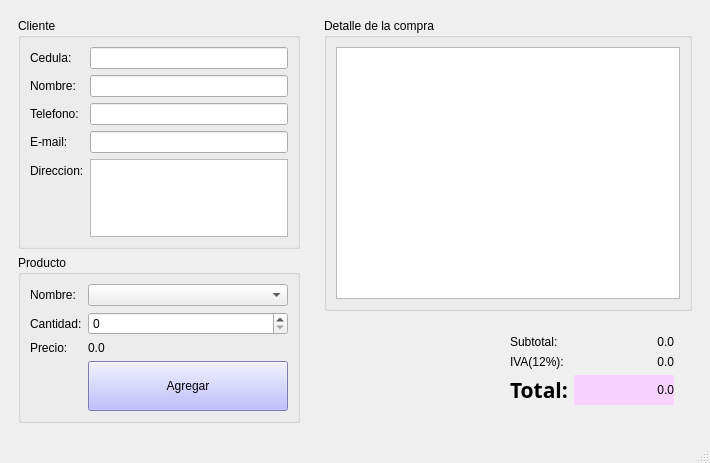
Above: tienda.ui from cletoxWTF/P59-QT_TIENDA before the change. Below: the same form after it.
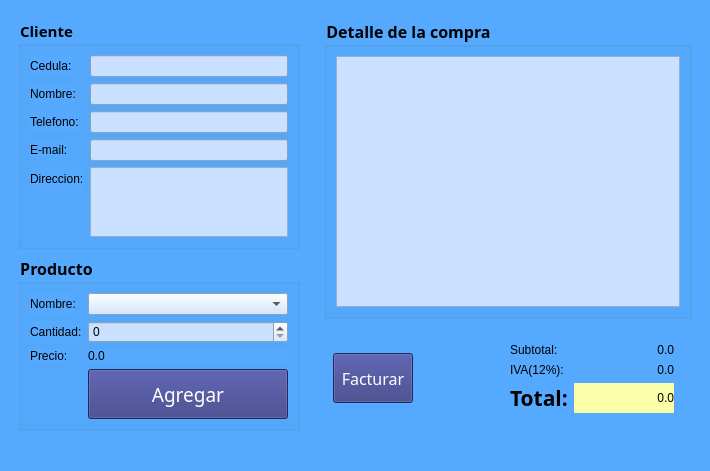
That is the form after the change. Icons and pictures are not drawn.

```diff
--- a/tienda.ui
+++ b/tienda.ui
@@ -13,6 +13,13 @@
   <property name="windowTitle">
    <string>Tienda</string>
   </property>
+  <property name="windowIcon">
+   <iconset resource="Resources.qrc">
+    <normaloff>:/Recursos/tienda.png</normaloff>:/Recursos/tienda.png</iconset>
+  </property>
+  <property name="styleSheet">
+   <string notr="true">background-color: rgb(85, 170, 255);</string>
+  </property>
   <widget class="QWidget" name="centralwidget">
    <layout class="QHBoxLayout" name="horizontalLayout_3">
     <item>
@@ -32,6 +39,14 @@
       <layout class="QVBoxLayout" name="verticalLayout">
        <item>
         <widget class="QGroupBox" name="groupBox">
+         <property name="font">
+          <font>
+           <family>Source Code Pro</family>
+           <pointsize>11</pointsize>
+           <weight>75</weight>
+           <bold>true</bold>
+          </font>
+         </property>
          <property name="title">
           <string>Cliente</string>
          </property>
@@ -44,7 +59,11 @@
            </widget>
           </item>
           <item row="0" column="1">
-           <widget class="QLineEdit" name="inCedula"/>
+           <widget class="QLineEdit" name="inCedula">
+            <property name="styleSheet">
+             <string notr="true">background-color: rgb(201, 225, 255);</string>
+            </property>
+           </widget>
           </item>
           <item row="1" column="0">
            <widget class="QLabel" name="label_2">
@@ -54,7 +73,11 @@
            </widget>
           </item>
           <item row="1" column="1">
-           <widget class="QLineEdit" name="inNombre"/>
+           <widget class="QLineEdit" name="inNombre">
+            <property name="styleSheet">
+             <string notr="true">background-color: rgb(201, 225, 255);</string>
+            </property>
+           </widget>
           </item>
           <item row="2" column="0">
            <widget class="QLabel" name="label_3">
@@ -64,7 +87,11 @@
            </widget>
           </item>
           <item row="2" column="1">
-           <widget class="QLineEdit" name="inTelefono"/>
+           <widget class="QLineEdit" name="inTelefono">
+            <property name="styleSheet">
+             <string notr="true">background-color: rgb(201, 225, 255);</string>
+            </property>
+           </widget>
           </item>
           <item row="3" column="0">
            <widget class="QLabel" name="label_4">
@@ -74,7 +101,11 @@
            </widget>
           </item>
           <item row="3" column="1">
-           <widget class="QLineEdit" name="inEmail"/>
+           <widget class="QLineEdit" name="inEmail">
+            <property name="styleSheet">
+             <string notr="true">background-color: rgb(201, 225, 255);</string>
+            </property>
+           </widget>
           </item>
           <item row="4" column="0">
            <widget class="QLabel" name="label_5">
@@ -85,6 +116,9 @@
           </item>
           <item row="4" column="1">
            <widget class="QPlainTextEdit" name="inDireccion">
+            <property name="styleSheet">
+             <string notr="true">background-color: rgb(201, 225, 255);</string>
+            </property>
             <property name="lineWidth">
              <number>3</number>
             </property>
@@ -95,6 +129,14 @@
        </item>
        <item>
         <widget class="QGroupBox" name="groupBox_2">
+         <property name="font">
+          <font>
+           <family>Source Code Pro</family>
+           <pointsize>12</pointsize>
+           <weight>75</weight>
+           <bold>true</bold>
+          </font>
+         </property>
          <property name="title">
           <string>Producto</string>
          </property>
@@ -107,7 +149,11 @@
            </widget>
           </item>
           <item row="0" column="1">
-           <widget class="QComboBox" name="inProducto"/>
+           <widget class="QComboBox" name="inProducto">
+            <property name="styleSheet">
+             <string notr="true">background-color: rgb(201, 225, 255);</string>
+            </property>
+           </widget>
           </item>
           <item row="1" column="0">
            <widget class="QLabel" name="label_7">
@@ -117,7 +163,11 @@
            </widget>
           </item>
           <item row="1" column="1">
-           <widget class="QSpinBox" name="inCantidad"/>
+           <widget class="QSpinBox" name="inCantidad">
+            <property name="styleSheet">
+             <string notr="true">background-color: rgb(201, 225, 255);</string>
+            </property>
+           </widget>
           </item>
           <item row="2" column="0">
            <widget class="QLabel" name="label_8">
@@ -141,8 +191,18 @@
               <height>50</height>
              </size>
             </property>
+            <property name="font">
+             <font>
+              <family>Sylfaen</family>
+              <pointsize>14</pointsize>
+              <weight>50</weight>
+              <italic>false</italic>
+              <bold>false</bold>
+             </font>
+            </property>
             <property name="styleSheet">
-             <string notr="true">background-color: rgb(170, 170, 255);</string>
+             <string notr="true">background-color: rgb(49, 54, 127);
+color: rgb(255, 255, 255);</string>
             </property>
             <property name="text">
              <string>Agregar</string>
@@ -160,12 +220,24 @@
       <layout class="QVBoxLayout" name="verticalLayout_2">
        <item>
         <widget class="QGroupBox" name="groupBox_3">
+         <property name="font">
+          <font>
+           <family>Source Code Pro</family>
+           <pointsize>12</pointsize>
+           <weight>75</weight>
+           <bold>true</bold>
+          </font>
+         </property>
          <property name="title">
           <string>Detalle de la compra</string>
          </property>
          <layout class="QHBoxLayout" name="horizontalLayout">
           <item>
-           <widget class="QTableWidget" name="outDetalle"/>
+           <widget class="QTableWidget" name="outDetalle">
+            <property name="styleSheet">
+             <string notr="true">background-color: rgb(201, 225, 255);</string>
+            </property>
+           </widget>
           </item>
          </layout>
         </widget>
@@ -173,6 +245,234 @@
        <item>
         <widget class="QWidget" name="widget_3" native="true">
          <layout class="QHBoxLayout" name="horizontalLayout_2">
+          <item>
+           <widget class="QPushButton" name="btnFacturar">
+            <property name="minimumSize">
+             <size>
+              <width>0</width>
+              <height>50</height>
+             </size>
+            </property>
+            <property name="palette">
+             <palette>
+              <active>
+               <colorrole role="WindowText">
+                <brush brushstyle="SolidPattern">
+                 <color alpha="255">
+                  <red>255</red>
+                  <green>255</green>
+                  <blue>255</blue>
+                 </color>
+                </brush>
+               </colorrole>
+               <colorrole role="Button">
+                <brush brushstyle="SolidPattern">
+                 <color alpha="255">
+                  <red>49</red>
+                  <green>54</green>
+                  <blue>127</blue>
+                 </color>
+                </brush>
+               </colorrole>
+               <colorrole role="Text">
+                <brush brushstyle="SolidPattern">
+                 <color alpha="255">
+                  <red>255</red>
+                  <green>255</green>
+                  <blue>255</blue>
+                 </color>
+                </brush>
+               </colorrole>
+               <colorrole role="ButtonText">
+                <brush brushstyle="SolidPattern">
+                 <color alpha="255">
+                  <red>255</red>
+                  <green>255</green>
+                  <blue>255</blue>
+                 </color>
+                </brush>
+               </colorrole>
+               <colorrole role="Base">
+                <brush brushstyle="SolidPattern">
+                 <color alpha="255">
+                  <red>49</red>
+                  <green>54</green>
+                  <blue>127</blue>
+                 </color>
+                </brush>
+               </colorrole>
+               <colorrole role="Window">
+                <brush brushstyle="SolidPattern">
+                 <color alpha="255">
+                  <red>49</red>
+                  <green>54</green>
+                  <blue>127</blue>
+                 </color>
+                </brush>
+               </colorrole>
+               <colorrole role="PlaceholderText">
+                <brush brushstyle="NoBrush">
+                 <color alpha="128">
+                  <red>0</red>
+                  <green>0</green>
+                  <blue>0</blue>
+                 </color>
+                </brush>
+               </colorrole>
+              </active>
+              <inactive>
+               <colorrole role="WindowText">
+                <brush brushstyle="SolidPattern">
+                 <color alpha="255">
+                  <red>255</red>
+                  <green>255</green>
+                  <blue>255</blue>
+                 </color>
+                </brush>
+               </colorrole>
+               <colorrole role="Button">
+                <brush brushstyle="SolidPattern">
+                 <color alpha="255">
+                  <red>49</red>
+                  <green>54</green>
+                  <blue>127</blue>
+                 </color>
+                </brush>
+               </colorrole>
+               <colorrole role="Text">
+                <brush brushstyle="SolidPattern">
+                 <color alpha="255">
+                  <red>255</red>
+                  <green>255</green>
+                  <blue>255</blue>
+                 </color>
+                </brush>
+               </colorrole>
+               <colorrole role="ButtonText">
+                <brush brushstyle="SolidPattern">
+                 <color alpha="255">
+                  <red>255</red>
+                  <green>255</green>
+                  <blue>255</blue>
+                 </color>
+                </brush>
+               </colorrole>
+               <colorrole role="Base">
+                <brush brushstyle="SolidPattern">
+                 <color alpha="255">
+                  <red>49</red>
+                  <green>54</green>
+                  <blue>127</blue>
+                 </color>
+                </brush>
+               </colorrole>
+               <colorrole role="Window">
+                <brush brushstyle="SolidPattern">
+                 <color alpha="255">
+                  <red>49</red>
+                  <green>54</green>
+                  <blue>127</blue>
+                 </color>
+                </brush>
+               </colorrole>
+               <colorrole role="PlaceholderText">
+                <brush brushstyle="NoBrush">
+                 <color alpha="128">
+                  <red>255</red>
+                  <green>255</green>
+                  <blue>255</blue>
+                 </color>
+                </brush>
+               </colorrole>
+              </inactive>
+              <disabled>
+               <colorrole role="WindowText">
+                <brush brushstyle="SolidPattern">
+                 <color alpha="255">
+                  <red>255</red>
+                  <green>255</green>
+                  <blue>255</blue>
+                 </color>
+                </brush>
+               </colorrole>
+               <colorrole role="Button">
+                <brush brushstyle="SolidPattern">
+                 <color alpha="255">
+                  <red>49</red>
+                  <green>54</green>
+                  <blue>127</blue>
+                 </color>
+                </brush>
+               </colorrole>
+               <colorrole role="Text">
+                <brush brushstyle="SolidPattern">
+                 <color alpha="255">
+                  <red>255</red>
+                  <green>255</green>
+                  <blue>255</blue>
+                 </color>
+                </brush>
+               </colorrole>
+               <colorrole role="ButtonText">
+                <brush brushstyle="SolidPattern">
+                 <color alpha="255">
+                  <red>255</red>
+                  <green>255</green>
+                  <blue>255</blue>
+                 </color>
+                </brush>
+               </colorrole>
+               <colorrole role="Base">
+                <brush brushstyle="SolidPattern">
+                 <color alpha="255">
+                  <red>49</red>
+                  <green>54</green>
+                  <blue>127</blue>
+                 </color>
+                </brush>
+               </colorrole>
+               <colorrole role="Window">
+                <brush brushstyle="SolidPattern">
+                 <color alpha="255">
+                  <red>49</red>
+                  <green>54</green>
+                  <blue>127</blue>
+                 </color>
+                </brush>
+               </colorrole>
+               <colorrole role="PlaceholderText">
+                <brush brushstyle="NoBrush">
+                 <color alpha="128">
+                  <red>0</red>
+                  <green>0</green>
+                  <blue>0</blue>
+                 </color>
+                </brush>
+               </colorrole>
+              </disabled>
+             </palette>
+            </property>
+            <property name="font">
+             <font>
+              <family>Sylfaen</family>
+              <pointsize>12</pointsize>
+              <weight>50</weight>
+              <italic>false</italic>
+              <bold>false</bold>
+              <underline>false</underline>
+              <strikeout>false</strikeout>
+              <kerning>true</kerning>
+             </font>
+            </property>
+            <property name="styleSheet">
+             <string notr="true">background-color: rgb(49, 54, 127);
+color: rgb(255, 255, 255);</string>
+            </property>
+            <property name="text">
+             <string>Facturar</string>
+            </property>
+           </widget>
+          </item>
           <item>
            <spacer name="horizontalSpacer">
             <property name="orientation">
@@ -247,7 +547,7 @@
                 </size>
                </property>
                <property name="styleSheet">
-                <string notr="true">background-color: rgb(248, 211, 255);</string>
+                <string notr="true">background-color: rgb(251, 255, 170);</string>
                </property>
                <property name="text">
                 <string>0.0</string>
```
Left out of the diff: 4 changed lines with no effect on the pictures.
